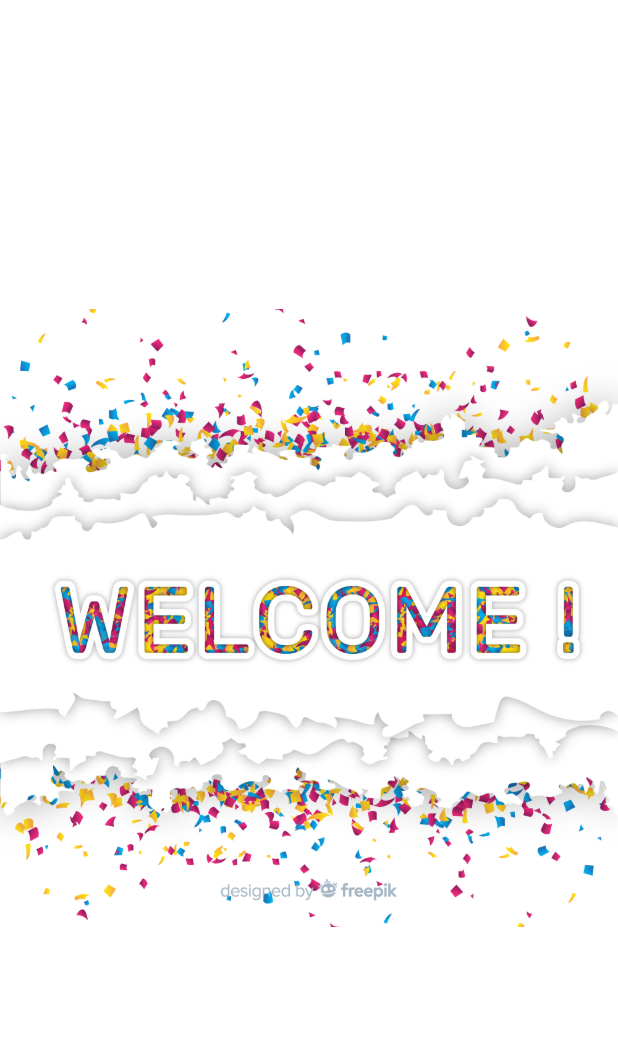
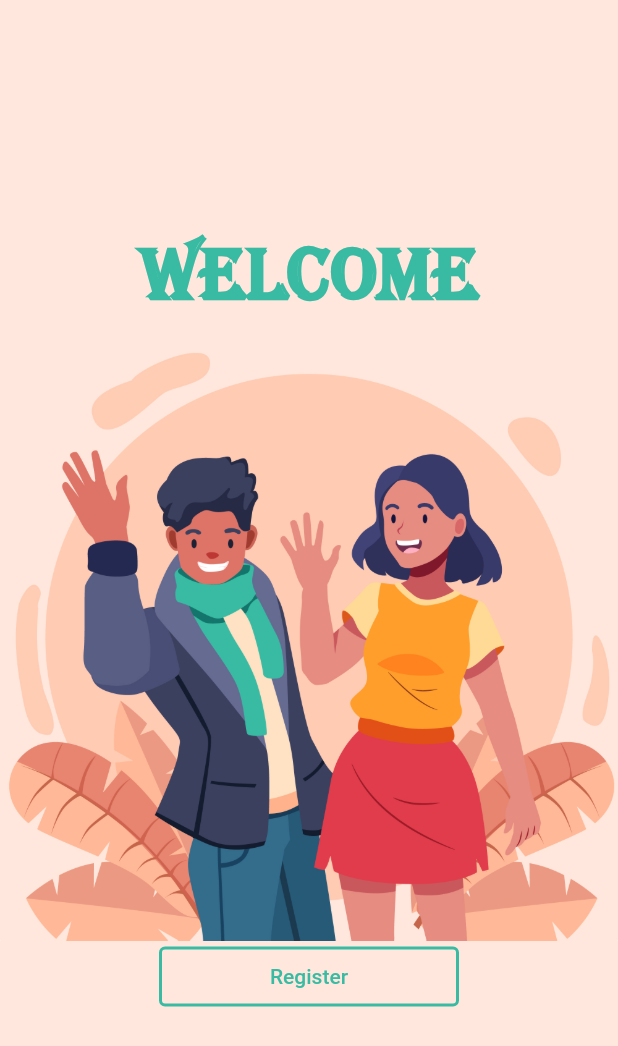
Before and after one commit to amirrajabzadeh/flutter_blog, a Flutter app: the screen it shows after launch, on a phone screen of 412 x 824 dp. Shown: the top 1046 px of the screen. Run offline on Flutter 3.47's test engine with Material 2 defaults, Android fonts, the phone set to English and light mode, and no system bars.

Commit message:
add font and outLinedButton in homeScreen

```diff
--- a/lib/main.dart
+++ b/lib/main.dart
@@ -22,11 +22,39 @@ class HomeScreen extends StatelessWidget {
   @override
   Widget build(BuildContext context) {
     return Scaffold(
-      backgroundColor: Colors.white,
+      backgroundColor: Color.fromARGB(255, 255, 231, 221),
       body: SafeArea(
-          child: Center(
-        child: Image(image: AssetImage('images/welcome.jpg'),)
-      )),
+        child: Center(
+          child: Column(
+            mainAxisAlignment: MainAxisAlignment.center,
+            children: [
+              Text(
+                'Welcome',
+                style: TextStyle(
+                    fontWeight: FontWeight.bold,
+                    fontSize: 50.0,
+                    color: Color.fromARGB(255, 57, 187, 163),
+                    fontFamily: 'alger'),
+              ),
+              Image(
+                image: AssetImage('images/welcome.jpg'),
+              ),
+              OutlinedButton(
+                style: OutlinedButton.styleFrom(
+                  minimumSize: Size(200.0, 40.0),
+                  side: BorderSide(
+                    color: Color.fromARGB(255, 57, 187, 163),
+                    width: 2.0,
+                  ),
+                  foregroundColor: Color.fromARGB(255, 57, 187, 163),
+                ),
+                onPressed: () {},
+                child: Text('Register'),
+              ),
+            ],
+          ),
+        ),
+      ),
     );
   }
 }
```
Also changed, not shown: pubspec.yaml (+6 -9 lines), fonts/ALGER.TTF (added), images/welcome.jpg.
